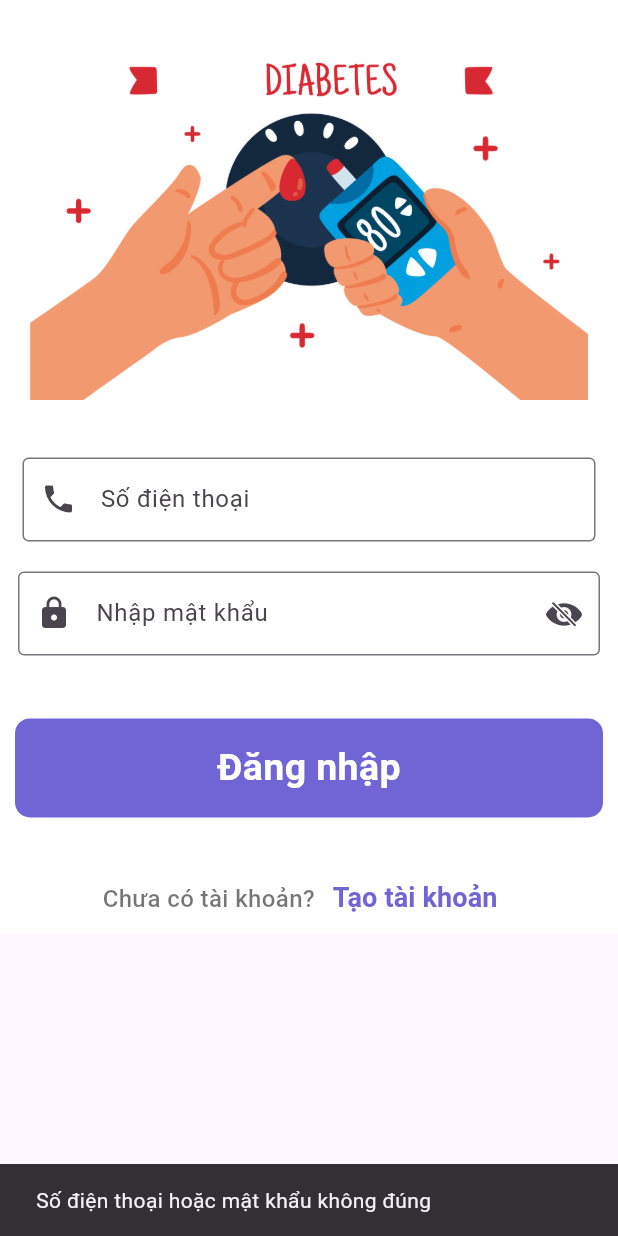
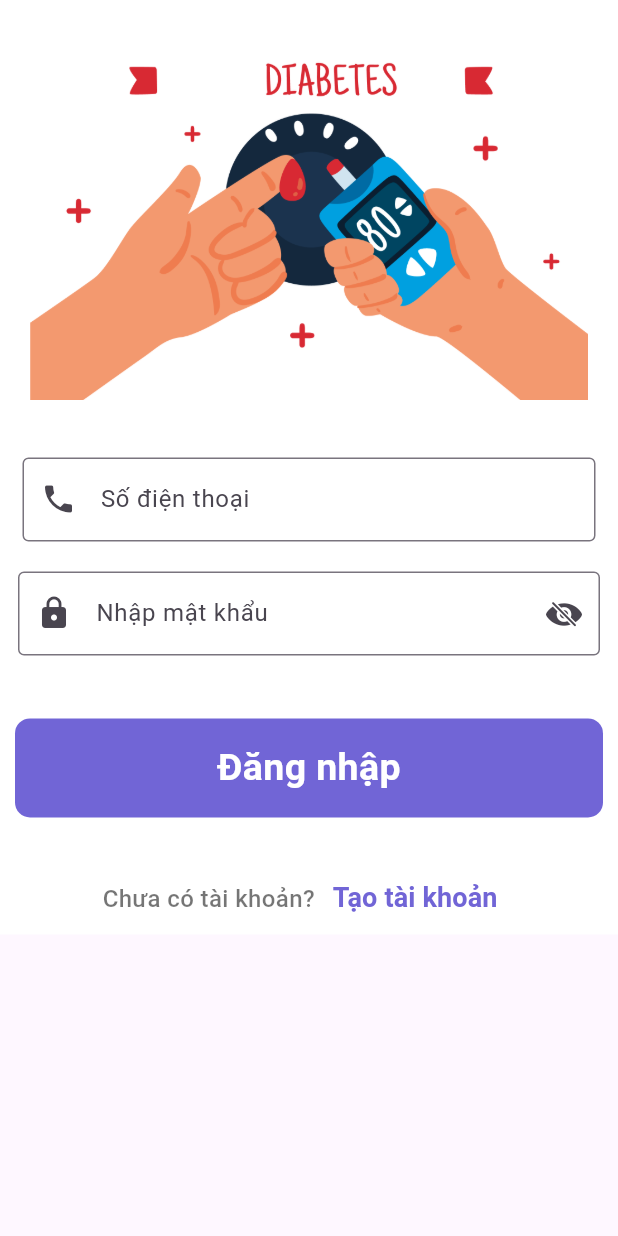
Before and after one commit to annguyen3112/diabetes_app, a Flutter app: the LoginScreen widget shown alone on an empty page, opened directly, after a tap on "Đăng nhập", on a phone screen of 412 x 824 dp. Run offline on Flutter 3.47's test engine with Material 3 defaults, Android fonts, the phone set to English and light mode, and no system bars; our stand-ins replace fl_chart, sqflite; accounts and stored records are empty.

Commit message:
Update login_screen.dart

```diff
--- a/lib/screens/login_screen.dart
+++ b/lib/screens/login_screen.dart
@@ -6,6 +6,8 @@ import 'package:flutter/services.dart';
 import 'home_screen.dart';
 
 class LoginScreen extends StatefulWidget {
+  const LoginScreen({super.key});
+
   @override
   State<LoginScreen> createState() => _LoginScreenState();
 }
@@ -22,7 +24,13 @@ class _LoginScreenState extends State<LoginScreen> {
     final user = await DatabaseHelper.instance.getUserByPhoneAndPassword(phone, password);
 
     if (user != null) {
-      _showSuccessSnackBar('Đăng nhập thành công!');
+      ScaffoldMessenger.of(context).showSnackBar(
+        SnackBar(
+          content: Text('Đăng nhập thành công!'),
+          duration: const Duration(seconds: 2),
+          backgroundColor: Colors.green,
+        ),
+      );
       Navigator.pushReplacement(
         context,
         MaterialPageRoute(
@@ -32,16 +40,17 @@ class _LoginScreenState extends State<LoginScreen> {
           ),
         ),
       );
-    } else {
-      _showErrorSnackBar('Số điện thoại hoặc mật khẩu không đúng');
     }
+      // else {
+    //   _showErrorSnackBar('Số điện thoại hoặc mật khẩu không đúng');
+    // }
   }
 
   void _showErrorSnackBar(String message) {
     ScaffoldMessenger.of(context).showSnackBar(
       SnackBar(
         content: Text(message),
-        duration: Duration(seconds: 2),
+        duration: const Duration(seconds: 2),
       ),
     );
   }
@@ -50,8 +59,8 @@ class _LoginScreenState extends State<LoginScreen> {
     ScaffoldMessenger.of(context).showSnackBar(
       SnackBar(
         content: Text(message),
-        duration: Duration(seconds: 2),
-        backgroundColor: Colors.green, // Màu nền của thông báo thành công
+        duration: const Duration(seconds: 2),
+        backgroundColor: Colors.green,
       ),
     );
   }
@@ -64,14 +73,14 @@ class _LoginScreenState extends State<LoginScreen> {
         child: SafeArea(
           child: Column(
             children: [
-              SizedBox(height: 10),
+              const SizedBox(height: 10),
               Padding(
-                padding: EdgeInsets.all(20),
+                padding: const EdgeInsets.all(20),
                 child: Image.asset("assets/diabetes.png"),
               ),
-              SizedBox(height: 10),
+              const SizedBox(height: 10),
               Padding(
-                padding: EdgeInsets.symmetric(vertical: 8, horizontal: 15),
+                padding: const EdgeInsets.symmetric(vertical: 8, horizontal: 15),
                 child: TextFormField(
                   controller: _phoneController,
                   keyboardType: TextInputType.phone,
@@ -79,7 +88,7 @@ class _LoginScreenState extends State<LoginScreen> {
                     FilteringTextInputFormatter.digitsOnly,
                     LengthLimitingTextInputFormatter(10),
                   ],
-                  decoration: InputDecoration(
+                  decoration: const InputDecoration(
                     labelText: "Số điện thoại",
                     border: OutlineInputBorder(),
                     prefixIcon: Icon(Icons.phone),
@@ -87,14 +96,14 @@ class _LoginScreenState extends State<LoginScreen> {
                 ),
               ),
               Padding(
-                padding: EdgeInsets.all(12),
+                padding: const EdgeInsets.all(12),
                 child: TextField(
                   controller: _passwordController,
                   obscureText: passToggle,
                   decoration: InputDecoration(
-                    border: OutlineInputBorder(),
+                    border: const OutlineInputBorder(),
                     labelText: "Nhập mật khẩu",
-                    prefixIcon: Icon(Icons.lock),
+                    prefixIcon: const Icon(Icons.lock),
                     suffixIcon: InkWell(
                       onTap: () {
                         setState(() {
@@ -110,17 +119,17 @@ class _LoginScreenState extends State<LoginScreen> {
                   ),
                 ),
               ),
-              SizedBox(height: 20),
+              const SizedBox(height: 20),
               Padding(
                 padding: const EdgeInsets.all(10),
                 child: SizedBox(
                   width: double.infinity,
                   child: Material(
-                    color: Color(0xFF7165D6),
+                    color: const Color(0xFF7165D6),
                     borderRadius: BorderRadius.circular(10),
                     child: InkWell(
                       onTap: _loginUser,
-                      child: Padding(
+                      child: const Padding(
                         padding:
                         EdgeInsets.symmetric(vertical: 15, horizontal: 40),
                         child: Center(
@@ -138,11 +147,11 @@ class _LoginScreenState extends State<LoginScreen> {
                   ),
                 ),
               ),
-              SizedBox(height: 20),
+              const SizedBox(height: 20),
               Row(
                 mainAxisAlignment: MainAxisAlignment.center,
                 children: [
-                  Text(
+                  const Text(
                     "Chưa có tài khoản?",
                     style: TextStyle(
                       fontSize: 16,
@@ -155,9 +164,9 @@ class _LoginScreenState extends State<LoginScreen> {
                       Navigator.push(
                           context,
                           MaterialPageRoute(
-                              builder: (context) => SignupScreen()));
+                              builder: (context) => const SignupScreen()));
                     },
-                    child: Text(
+                    child: const Text(
                       "Tạo tài khoản",
                       style: TextStyle(
                         fontSize: 18,
```
